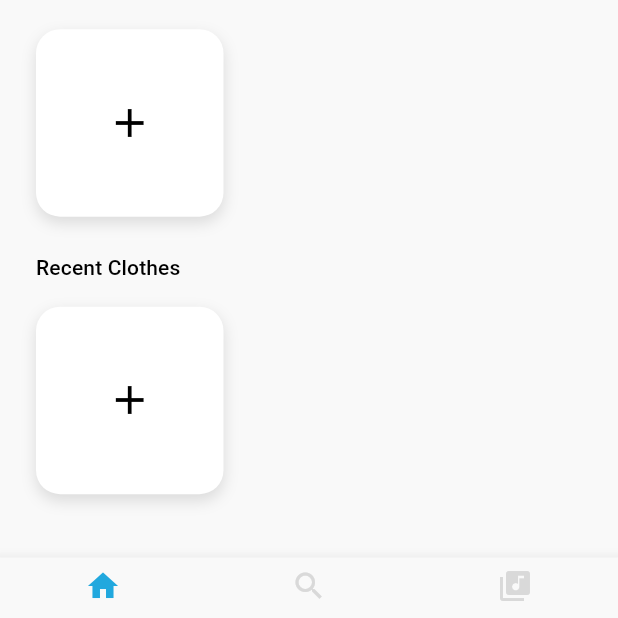
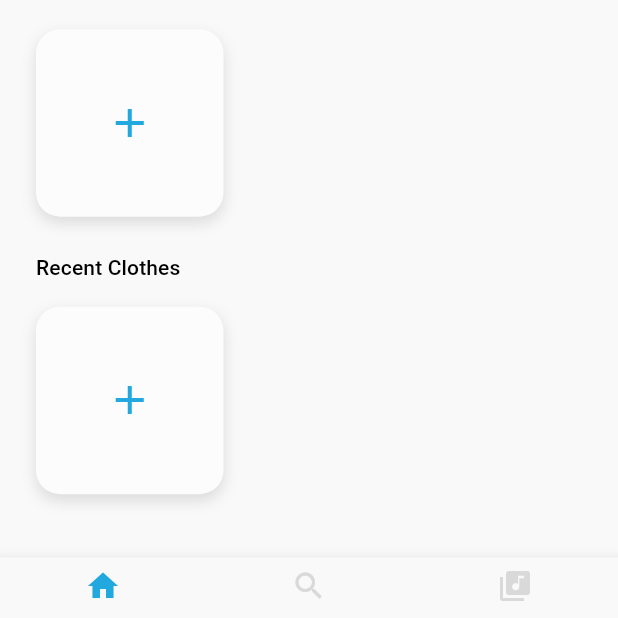
Before and after one commit to Modisch-PENS/modisch-mobile, a Flutter app: the screen it shows after launch, on a phone screen of 412 x 824 dp, the part 590-1208 px from its top. Run offline on Flutter 3.47's test engine with Material 3 defaults, Android fonts, the light colour scheme and no system bars.

Commit message:
changing color on bottomnavbar, searchbar and banner

```diff
--- a/lib/presentation/pages/home_page.dart
+++ b/lib/presentation/pages/home_page.dart
@@ -42,7 +42,7 @@ class _HomePageState extends State<HomePage> {
                 children: [
                   Container(
                     decoration: BoxDecoration(
-                      color: AppColors.disabled,
+                      color: AppColors.searchBarComponents,
                       borderRadius: BorderRadius.circular(28),
                     ),
                     child: TextField(
@@ -60,7 +60,7 @@ class _HomePageState extends State<HomePage> {
               ),
               SizedBox(height: 24),
               Container(
-                color: AppColors.disabled,
+                color: AppColors.searchBarComponents,
                 padding: const EdgeInsets.all(16),
                 child: Row(
                   children: [
@@ -107,7 +107,7 @@ class _HomePageState extends State<HomePage> {
             height: 125,
             width: 125,
             decoration: BoxDecoration(
-              color: Colors.white,
+              color:AppColors.primary,
               borderRadius: BorderRadius.circular(16),
               boxShadow: [
                 BoxShadow(
@@ -118,7 +118,7 @@ class _HomePageState extends State<HomePage> {
               ],
             ),
             child: const Center(
-              child: Icon(Icons.add, size: 32, color: Colors.black),
+              child: Icon(Icons.add, size: 32, color:AppColors.tertiary),
             ),
       );
   }
```
